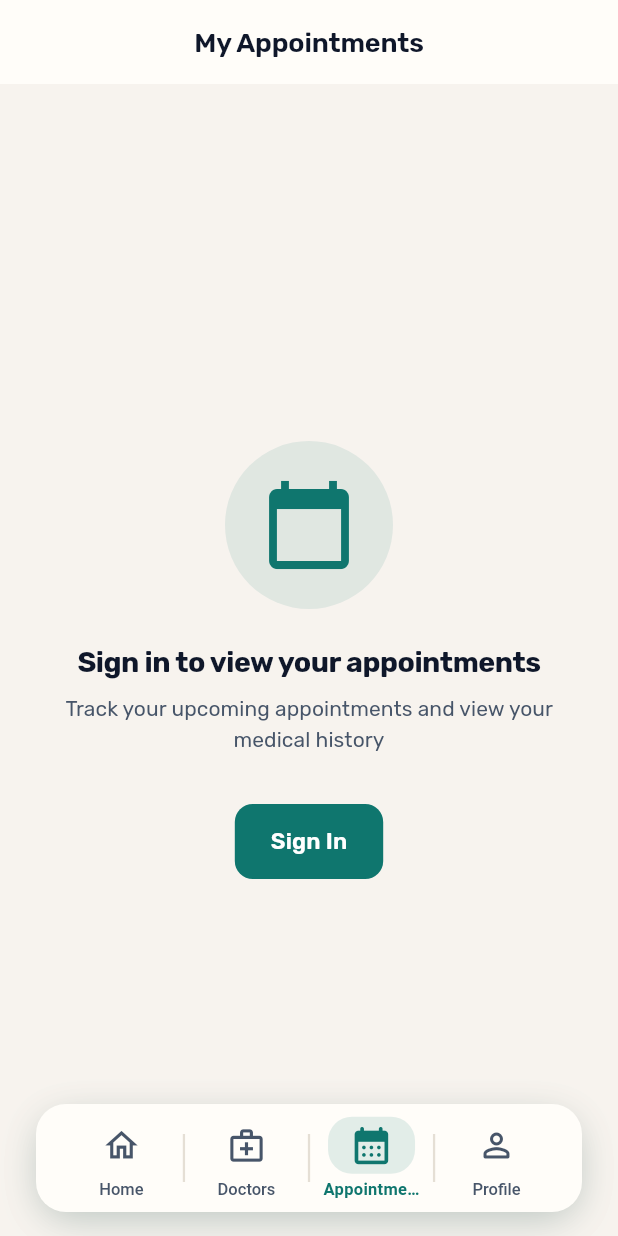
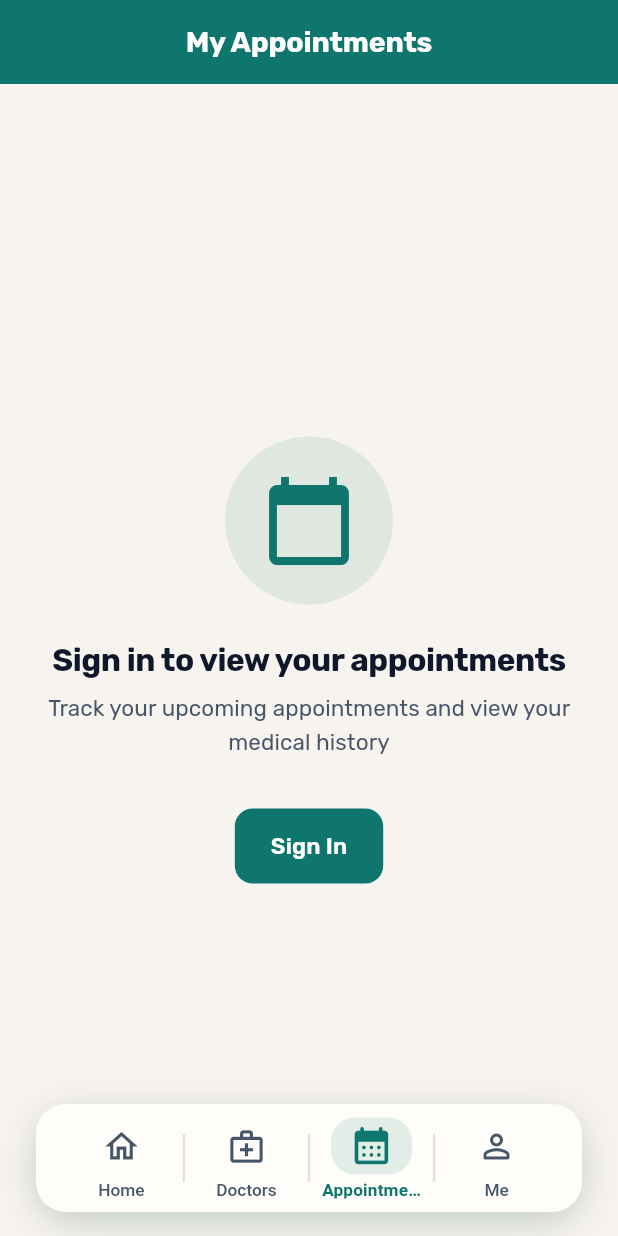
Before and after one commit to BaderShalata/adel_clinic, a Flutter app: the screen it shows after launch, item 3 of the bottom bar chosen, on a phone screen of 412 x 824 dp. Run offline on Flutter 3.47's test engine with Material 3 defaults, Android fonts, the phone set to English and light mode, and no system bars; our stand-ins replace cached_network_image, dio, firebase_auth, firebase_core, flutter_animate, flutter_secure_storage and 5 more; accounts and stored records are empty; network calls fail.

Commit message:
UI improvement

```diff
--- a/mobile/lib/providers/language_provider.dart
+++ b/mobile/lib/providers/language_provider.dart
@@ -53,7 +53,7 @@ class LanguageProvider extends ChangeNotifier {
     'home': {'en': 'Home', 'ar': 'الرئيسية', 'he': 'בית'},
     'appointments': {'en': 'Appointments', 'ar': 'المواعيد', 'he': 'פגישות'},
     'doctors': {'en': 'Doctors', 'ar': 'الأطباء', 'he': 'רופאים'},
-    'profile': {'en': 'Profile', 'ar': 'الملف الشخصي', 'he': 'פרופיל'},
+    'profile': {'en': 'Me', 'ar': 'أنا', 'he': 'אני'},
 
     // Actions
     'findDoctor': {'en': 'Find Doctor', 'ar': 'البحث عن طبيب', 'he': 'מצא רופא'},
--- a/mobile/lib/screens/auth/login_screen.dart
+++ b/mobile/lib/screens/auth/login_screen.dart
@@ -74,14 +74,14 @@ class _LoginScreenState extends State<LoginScreen> {
       appBar: AppBar(
         title: Text(lang.t('signIn')),
       ),
-      body: SingleChildScrollView(
+      body: Center(
+        child: SingleChildScrollView(
           padding: const EdgeInsets.all(AppTheme.spacingM),
           child: Form(
             key: _formKey,
             child: Column(
               crossAxisAlignment: CrossAxisAlignment.stretch,
               children: [
-              const SizedBox(height: AppTheme.spacingL),
 
               // Logo
               Center(
@@ -223,6 +223,7 @@ class _LoginScreenState extends State<LoginScreen> {
           ),
         ),
         ),
+      ),
     );
   }
 }
--- a/mobile/lib/screens/shell/main_shell.dart
+++ b/mobile/lib/screens/shell/main_shell.dart
@@ -144,6 +144,7 @@ class _MainShellState extends State<MainShell> with TickerProviderStateMixin {
                           item: item,
                           isSelected: isSelected,
                           scale: _scaleAnimations[index].value,
+                          isRtl: languageProvider.languageCode == 'ar' || languageProvider.languageCode == 'he',
                         );
                       },
                     ),
@@ -170,11 +171,13 @@ class _NavBarItem extends StatelessWidget {
   final _NavItem item;
   final bool isSelected;
   final double scale;
+  final bool isRtl;
 
   const _NavBarItem({
     required this.item,
     required this.isSelected,
     required this.scale,
+    this.isRtl = false,
   });
 
   @override
@@ -188,7 +191,7 @@ class _NavBarItem extends StatelessWidget {
           AnimatedContainer(
             duration: const Duration(milliseconds: 250),
             curve: Curves.easeOutCubic,
-            padding: const EdgeInsets.symmetric(horizontal: 16, vertical: 6),
+            padding: const EdgeInsets.symmetric(horizontal: 14, vertical: 6),
             decoration: BoxDecoration(
               color: isSelected
                   ? AppTheme.primaryColor.withValues(alpha: 0.12)
@@ -204,14 +207,16 @@ class _NavBarItem extends StatelessWidget {
               ),
             ),
           ),
-          const SizedBox(height: 4),
+          const SizedBox(height: 3),
           AnimatedDefaultTextStyle(
             duration: const Duration(milliseconds: 200),
             style: TextStyle(
-              fontSize: 11,
-              fontWeight: isSelected ? FontWeight.w700 : FontWeight.w500,
+              fontSize: isRtl ? 12.5 : 11.5,
+              fontWeight: isSelected
+                  ? (isRtl ? FontWeight.w900 : FontWeight.w700)
+                  : (isRtl ? FontWeight.w700 : FontWeight.w500),
               color: isSelected ? AppTheme.primaryColor : AppTheme.textSecondary,
-              letterSpacing: isSelected ? 0.2 : 0,
+              letterSpacing: isSelected ? 0.1 : 0,
             ),
             child: Text(
               item.label,
--- a/mobile/lib/theme/app_theme.dart
+++ b/mobile/lib/theme/app_theme.dart
@@ -167,7 +167,7 @@ class AppTheme {
       scaffoldBackgroundColor: surfaceLight,
       textTheme: TextTheme(
         headlineLarge: headingFont.copyWith(
-          fontSize: 32,
+          fontSize: 34,
           fontWeight: FontWeight.w800,
           color: textPrimary,
           letterSpacing: -1.0,
@@ -175,7 +175,7 @@ class AppTheme {
           fontFamilyFallback: _fontFallback,
         ),
         headlineMedium: headingFont.copyWith(
-          fontSize: 26,
+          fontSize: 28,
           fontWeight: FontWeight.w700,
           color: textPrimary,
           letterSpacing: -0.6,
@@ -183,7 +183,7 @@ class AppTheme {
           fontFamilyFallback: _fontFallback,
         ),
         headlineSmall: headingFont.copyWith(
-          fontSize: 22,
+          fontSize: 24,
           fontWeight: FontWeight.w700,
           color: textPrimary,
           letterSpacing: -0.4,
@@ -191,7 +191,7 @@ class AppTheme {
           fontFamilyFallback: _fontFallback,
         ),
         titleLarge: headingFont.copyWith(
-          fontSize: 19,
+          fontSize: 21,
           fontWeight: FontWeight.w700,
           color: textPrimary,
           letterSpacing: -0.3,
@@ -199,7 +199,7 @@ class AppTheme {
           fontFamilyFallback: _fontFallback,
         ),
         titleMedium: headingFont.copyWith(
-          fontSize: 16,
+          fontSize: 17,
           fontWeight: FontWeight.w600,
           color: textPrimary,
           letterSpacing: -0.1,
@@ -207,14 +207,14 @@ class AppTheme {
           fontFamilyFallback: _fontFallback,
         ),
         titleSmall: headingFont.copyWith(
-          fontSize: 14,
+          fontSize: 15,
           fontWeight: FontWeight.w600,
           color: textPrimary,
           letterSpacing: 0,
           fontFamilyFallback: _fontFallback,
         ),
         bodyLarge: bodyFont.copyWith(
-          fontSize: 16,
+          fontSize: 17,
           fontWeight: FontWeight.w400,
           color: textPrimary,
           height: 1.55,
@@ -222,7 +222,7 @@ class AppTheme {
           fontFamilyFallback: _fontFallback,
         ),
         bodyMedium: bodyFont.copyWith(
-          fontSize: 14,
+          fontSize: 15,
           fontWeight: FontWeight.w400,
           color: textSecondary,
           height: 1.5,
@@ -230,7 +230,7 @@ class AppTheme {
           fontFamilyFallback: _fontFallback,
         ),
         bodySmall: bodyFont.copyWith(
-          fontSize: 12,
+          fontSize: 13,
           fontWeight: FontWeight.w400,
           color: textHint,
           height: 1.4,
@@ -238,21 +238,21 @@ class AppTheme {
           fontFamilyFallback: _fontFallback,
         ),
         labelLarge: bodyFont.copyWith(
-          fontSize: 14,
+          fontSize: 15,
           fontWeight: FontWeight.w600,
           color: textPrimary,
           letterSpacing: 0.1,
           fontFamilyFallback: _fontFallback,
         ),
         labelMedium: bodyFont.copyWith(
-          fontSize: 12,
+          fontSize: 13,
           fontWeight: FontWeight.w500,
           color: textSecondary,
           letterSpacing: 0.2,
           fontFamilyFallback: _fontFallback,
         ),
         labelSmall: bodyFont.copyWith(
-          fontSize: 11,
+          fontSize: 12,
           fontWeight: FontWeight.w500,
           color: textHint,
           letterSpacing: 0.2,
@@ -265,14 +265,15 @@ class AppTheme {
         centerTitle: true,
         elevation: 0,
         scrolledUnderElevation: 1,
-        backgroundColor: cardBackground,
-        foregroundColor: textPrimary,
+        backgroundColor: primaryColor,
+        foregroundColor: Colors.white,
         surfaceTintColor: Colors.transparent,
         shadowColor: Colors.black.withOpacity(0.05),
+        iconTheme: const IconThemeData(color: Colors.white),
         titleTextStyle: headingFont.copyWith(
-          fontSize: 18,
-          fontWeight: FontWeight.w600,
-          color: textPrimary,
+          fontSize: 19,
+          fontWeight: FontWeight.w700,
+          color: Colors.white,
           letterSpacing: -0.1,
           fontFamilyFallback: _fontFallback,
         ),
@@ -396,38 +397,38 @@ class AppTheme {
       navigationBarTheme: NavigationBarThemeData(
         backgroundColor: cardBackground,
         elevation: 0,
-        height: 70,
+        height: 72,
         indicatorColor: primarySurface,
         surfaceTintColor: Colors.transparent,
         labelTextStyle: WidgetStateProperty.resolveWith((states) {
           if (states.contains(WidgetState.selected)) {
             return bodyFont.copyWith(
-              fontSize: 12,
-              fontWeight: FontWeight.w600,
+              fontSize: 13.5,
+              fontWeight: FontWeight.w700,
               color: primaryColor,
               fontFamilyFallback: _fontFallback,
             );
           }
           return bodyFont.copyWith(
-            fontSize: 12,
-            fontWeight: FontWeight.w500,
+            fontSize: 13,
+            fontWeight: FontWeight.w600,
             color: textSecondary,
             fontFamilyFallback: _fontFallback,
           );
         }),
         iconTheme: WidgetStateProperty.resolveWith((states) {
           if (states.contains(WidgetState.selected)) {
-            return const IconThemeData(color: primaryColor, size: 26);
+            return const IconThemeData(color: primaryColor, size: 28);
           }
-          return const IconThemeData(color: textSecondary, size: 24);
+          return const IconThemeData(color: textSecondary, size: 25);
         }),
       ),
 
       // Tab bar theme
       tabBarTheme: TabBarThemeData(
-        labelColor: primaryColor,
-        unselectedLabelColor: textSecondary,
-        indicatorColor: primaryColor,
+        labelColor: Colors.white,
+        unselectedLabelColor: Colors.white70,
+        indicatorColor: Colors.white,
         indicatorSize: TabBarIndicatorSize.label,
         labelStyle: bodyFont.copyWith(
           fontWeight: FontWeight.w600,
--- a/mobile/pubspec.yaml
+++ b/mobile/pubspec.yaml
@@ -89,6 +89,8 @@ flutter:
 
   assets:
     - assets/ClinicLogo.jpeg
+    - assets/google-maps.png
+    - assets/waze.jpg
 
   # An image asset can refer to one or more resolution-specific "variants", see
   # https://flutter.dev/to/resolution-aware-images
```
Also changed, not shown: mobile/lib/screens/home/new_home_screen.dart (+56 -10 lines), mobile/lib/screens/profile/profile_screen.dart (+5 -5 lines), mobile/assets/google-maps.png (added), mobile/assets/waze.jpg (added). Lines whose indentation alone changed are shown as unchanged.
